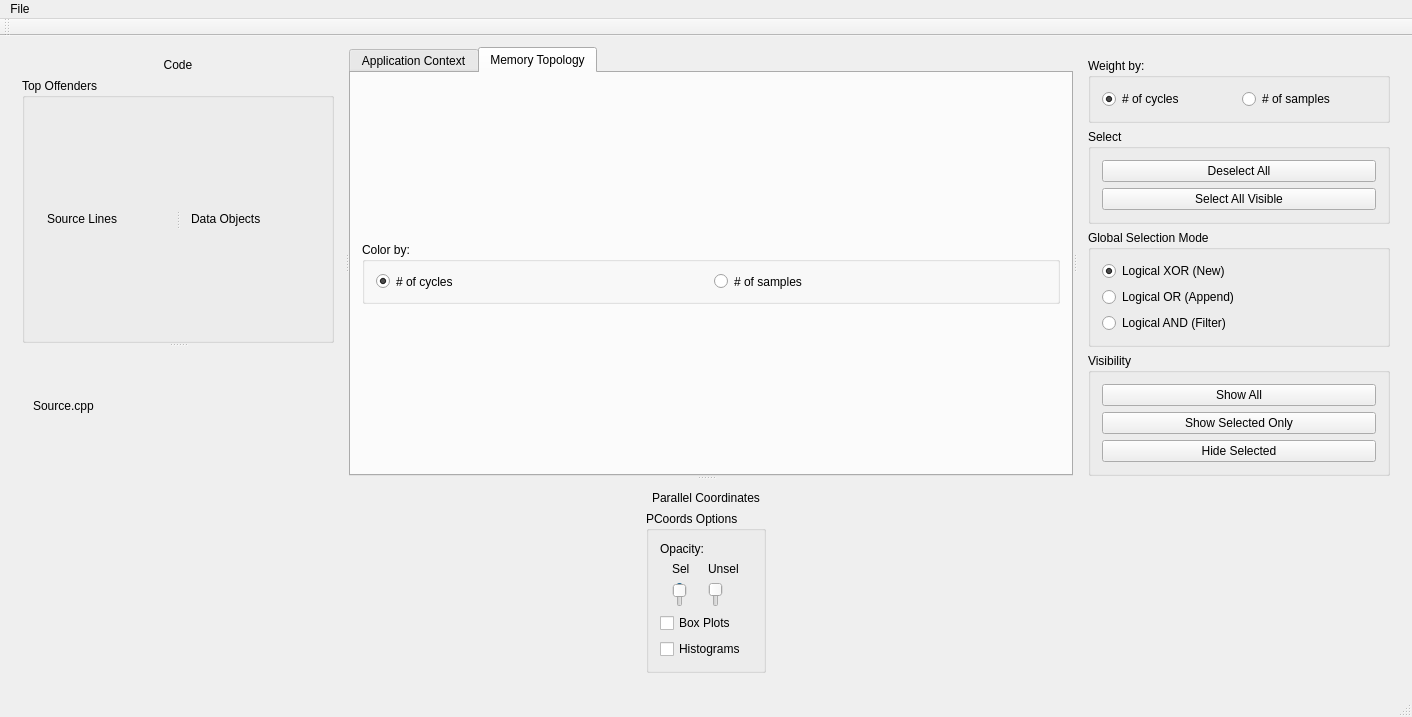
Above: mainwindow.ui from LLNL/MemAxes before the change. Below: the same form after it.
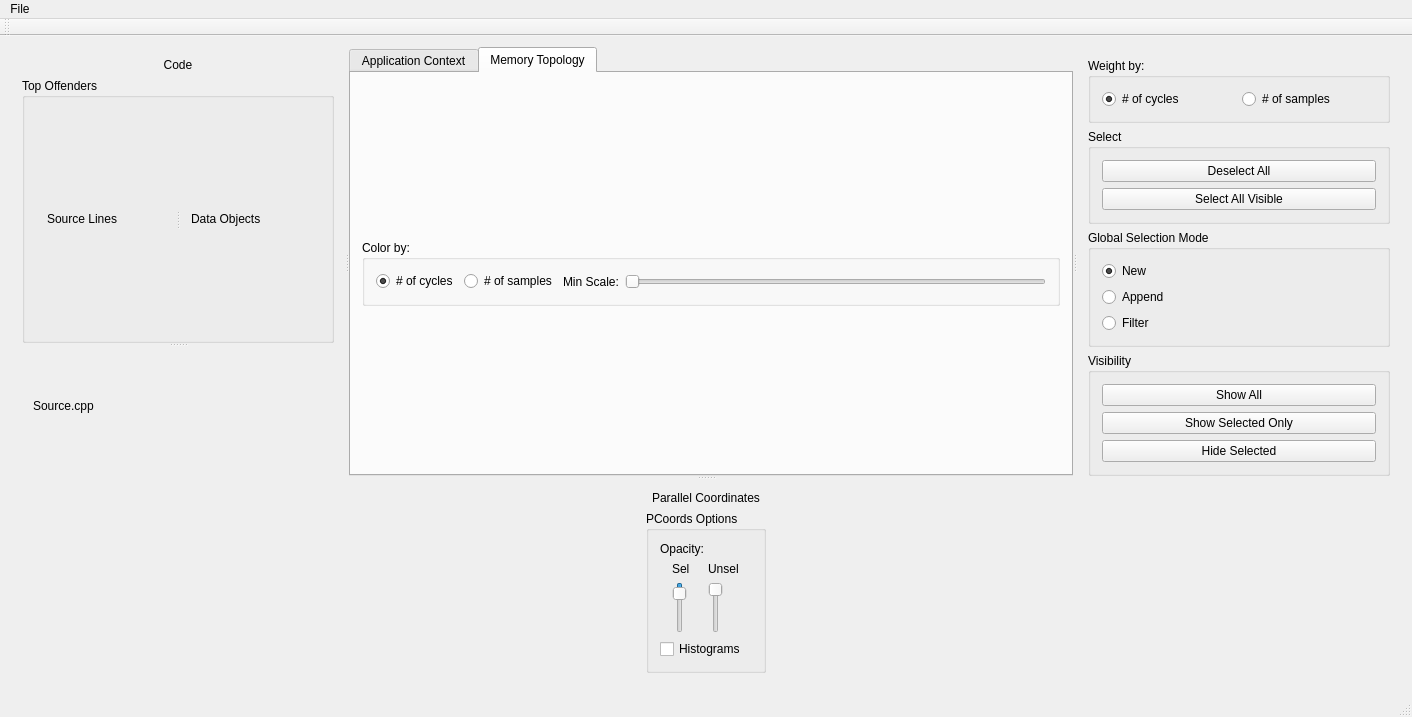
That is the form after the change.

What changed in the file:
```diff
--- a/mainwindow.ui
+++ b/mainwindow.ui
@@ -291,7 +291,7 @@
             <property name="maximumSize">
              <size>
               <width>16777215</width>
-              <height>62</height>
+              <height>66</height>
              </size>
             </property>
             <property name="title">
@@ -315,6 +315,20 @@
                </property>
               </widget>
              </item>
+             <item>
+              <widget class="QLabel" name="label">
+               <property name="text">
+                <string>Min Scale:</string>
+               </property>
+              </widget>
+             </item>
+             <item>
+              <widget class="QSlider" name="minScale">
+               <property name="orientation">
+                <enum>Qt::Horizontal</enum>
+               </property>
+              </widget>
+             </item>
             </layout>
            </widget>
           </item>
@@ -404,7 +418,7 @@
             <item>
              <widget class="QRadioButton" name="selectModeXOR">
               <property name="text">
-               <string>Logical XOR (New)</string>
+               <string>New</string>
               </property>
               <property name="checked">
                <bool>true</bool>
@@ -414,7 +428,7 @@
             <item>
              <widget class="QRadioButton" name="selectModeOR">
               <property name="text">
-               <string>Logical OR (Append)</string>
+               <string>Append</string>
               </property>
               <property name="checked">
                <bool>false</bool>
@@ -424,7 +438,7 @@
             <item>
              <widget class="QRadioButton" name="selectModeAND">
               <property name="text">
-               <string>Logical AND (Filter)</string>
+               <string>Filter</string>
               </property>
              </widget>
             </item>
@@ -617,19 +631,6 @@
                  </item>
                 </layout>
                </item>
-               <item>
-                <widget class="QCheckBox" name="boxplotBox">
-                 <property name="sizePolicy">
-                  <sizepolicy hsizetype="Fixed" vsizetype="Fixed">
-                   <horstretch>0</horstretch>
-                   <verstretch>0</verstretch>
-                  </sizepolicy>
-                 </property>
-                 <property name="text">
-                  <string>Box Plots</string>
-                 </property>
-                </widget>
-               </item>
                <item>
                 <widget class="QCheckBox" name="histogramBox">
                  <property name="sizePolicy">
```
Left out of the diff: 4 changed lines with no effect on the pictures.
